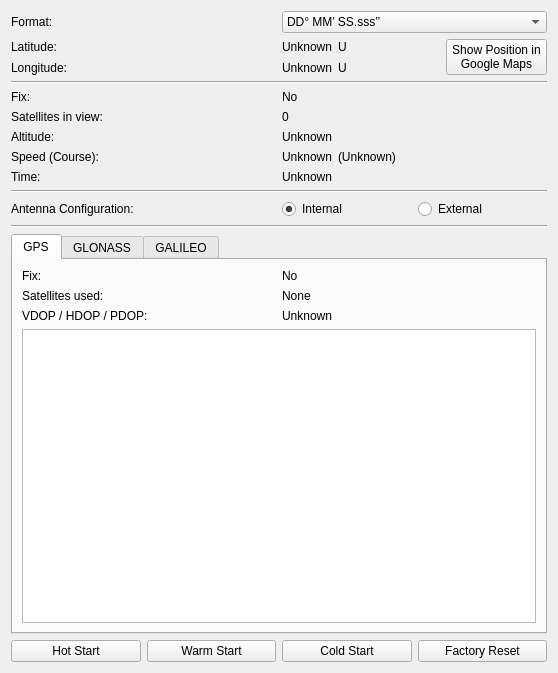
The window that src/brickv/plugin_system/plugins/gps_v3/ui/gps_v3.ui (Tinkerforge/brickv) describes before a commit, drawn with Qt 5.
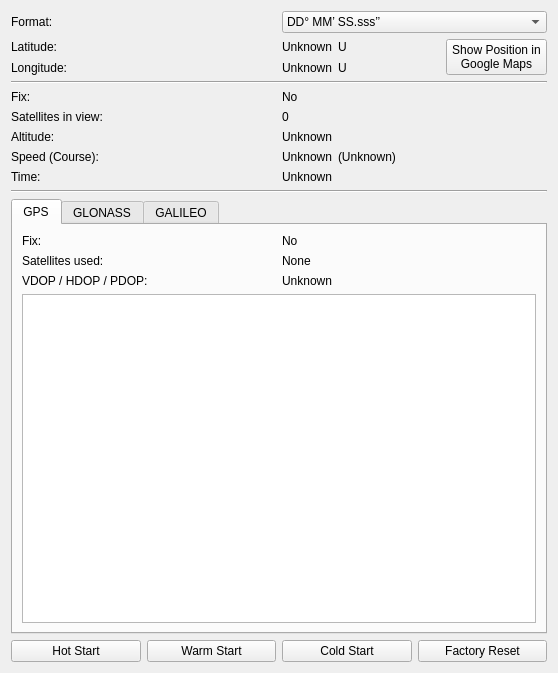
The same window after the commit.

Commit message: Remove antenna config

Patch:
```diff
--- a/src/brickv/plugin_system/plugins/gps_v3/ui/gps_v3.ui
+++ b/src/brickv/plugin_system/plugins/gps_v3/ui/gps_v3.ui
@@ -232,45 +232,6 @@
      </item>
     </layout>
    </item>
-   <item>
-    <widget class="Line" name="line_3">
-     <property name="orientation">
-      <enum>Qt::Horizontal</enum>
-     </property>
-    </widget>
-   </item>
-   <item>
-    <layout class="QHBoxLayout" name="horizontalLayout_5">
-     <item>
-      <widget class="QLabel" name="label_7">
-       <property name="text">
-        <string>Antenna Configuration:</string>
-       </property>
-      </widget>
-     </item>
-     <item>
-      <layout class="QHBoxLayout" name="horizontalLayout_6">
-       <item>
-        <widget class="QRadioButton" name="antenna_internal_radio">
-         <property name="text">
-          <string>Internal</string>
-         </property>
-         <property name="checked">
-          <bool>true</bool>
-         </property>
-        </widget>
-       </item>
-       <item>
-        <widget class="QRadioButton" name="antenna_external_radio">
-         <property name="text">
-          <string>External</string>
-         </property>
-        </widget>
-       </item>
-      </layout>
-     </item>
-    </layout>
-   </item>
    <item>
     <widget class="Line" name="line_2">
      <property name="orientation">
```
The commit also changes 2 other files.
